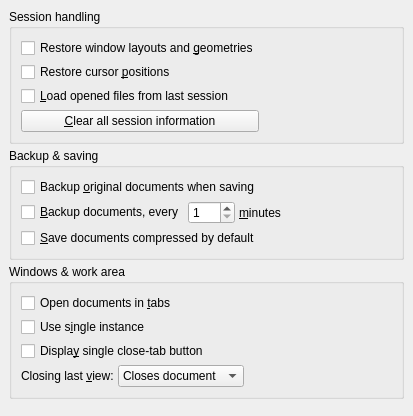
Above: src/frontends/qt4/ui/PrefDocHandlingUi.ui from cburschka/lyx before the change. Below: the same form after it.
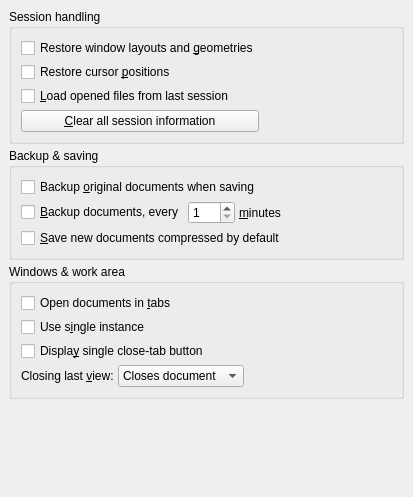
That is the form after the change.

Commit message: Clarify "Save compressed by default" feature (bug 7822)

```diff
--- a/src/frontends/qt4/ui/PrefDocHandlingUi.ui
+++ b/src/frontends/qt4/ui/PrefDocHandlingUi.ui
@@ -6,8 +6,8 @@
    <rect>
     <x>0</x>
     <y>0</y>
-    <width>403</width>
-    <height>416</height>
+    <width>413</width>
+    <height>497</height>
    </rect>
   </property>
   <property name="sizePolicy">
@@ -142,7 +142,7 @@
       <item row="2" column="0">
        <widget class="QCheckBox" name="saveCompressedCB">
         <property name="text">
-         <string>&amp;Save documents compressed by default</string>
+         <string>&amp;Save new documents compressed by default</string>
         </property>
        </widget>
       </item>
```
Left out of the diff: 7 changed lines with no effect on the pictures.
